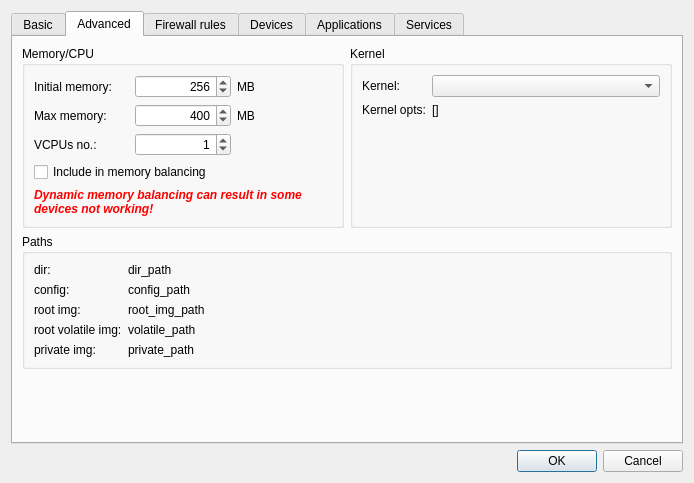
The window that settingsdlg.ui (QubesOS/qubes-manager) describes before a commit, drawn with Qt 5.
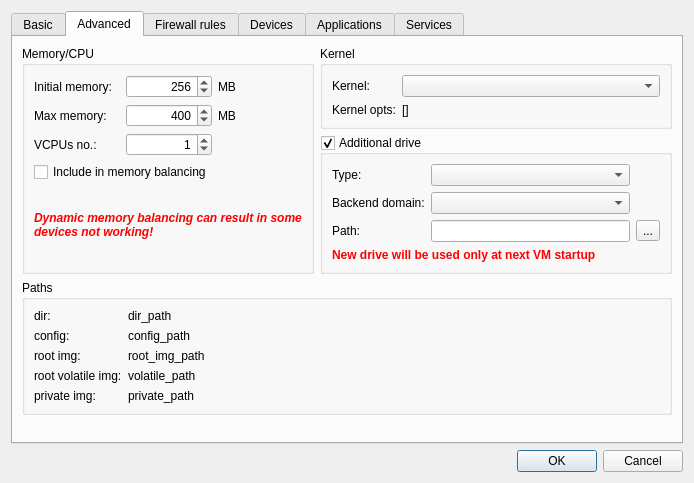
The same window after the commit. The open tabs and pages were chosen to show the change. Icons and pictures are not drawn.

Commit message: settings: add 'drive' setting to advanced tab (#712)

The edit to the form file:
```diff
--- a/settingsdlg.ui
+++ b/settingsdlg.ui
@@ -320,11 +320,161 @@
          <string>Advanced</string>
         </attribute>
         <layout class="QGridLayout" name="gridLayout_9">
-         <item row="0" column="0">
+         <item row="0" column="1" rowspan="2" colspan="2">
+          <layout class="QVBoxLayout" name="verticalLayout_4">
+           <property name="sizeConstraint">
+            <enum>QLayout::SetDefaultConstraint</enum>
+           </property>
+           <property name="bottomMargin">
+            <number>0</number>
+           </property>
+           <item>
+            <widget class="QGroupBox" name="kernel_groupbox">
+             <property name="enabled">
+              <bool>true</bool>
+             </property>
+             <property name="sizePolicy">
+              <sizepolicy hsizetype="Minimum" vsizetype="Preferred">
+               <horstretch>0</horstretch>
+               <verstretch>0</verstretch>
+              </sizepolicy>
+             </property>
+             <property name="title">
+              <string>Kernel</string>
+             </property>
+             <layout class="QFormLayout" name="formLayout_9">
+              <property name="fieldGrowthPolicy">
+               <enum>QFormLayout::AllNonFixedFieldsGrow</enum>
+              </property>
+              <item row="0" column="0">
+               <widget class="QLabel" name="label_19">
+                <property name="text">
+                 <string>Kernel:</string>
+                </property>
+                <property name="buddy">
+                 <cstring>kernel</cstring>
+                </property>
+               </widget>
+              </item>
+              <item row="0" column="1">
+               <widget class="QComboBox" name="kernel"/>
+              </item>
+              <item row="1" column="0">
+               <widget class="QLabel" name="label_20">
+                <property name="text">
+                 <string>Kernel opts:</string>
+                </property>
+               </widget>
+              </item>
+              <item row="1" column="1">
+               <widget class="QLabel" name="kernel_opts">
+                <property name="font">
+                 <font>
+                  <weight>50</weight>
+                  <bold>false</bold>
+                 </font>
+                </property>
+                <property name="text">
+                 <string>[]</string>
+                </property>
+               </widget>
+              </item>
+             </layout>
+            </widget>
+           </item>
+           <item>
+            <widget class="QGroupBox" name="drive_groupbox">
+             <property name="sizePolicy">
+              <sizepolicy hsizetype="Preferred" vsizetype="Preferred">
+               <horstretch>0</horstretch>
+               <verstretch>0</verstretch>
+              </sizepolicy>
+             </property>
+             <property name="title">
+              <string>Additional drive</string>
+             </property>
+             <property name="checkable">
+              <bool>true</bool>
+             </property>
+             <property name="checked">
+              <bool>true</bool>
+             </property>
+             <layout class="QGridLayout" name="gridLayout_18">
+              <item row="5" column="1">
+               <widget class="QLineEdit" name="drive_path"/>
+              </item>
+              <item row="4" column="1">
+               <widget class="QComboBox" name="drive_domain"/>
+              </item>
+              <item row="5" column="0">
+               <widget class="QLabel" name="label_52">
+                <property name="text">
+                 <string>Path:</string>
+                </property>
+               </widget>
+              </item>
+              <item row="3" column="1">
+               <widget class="QComboBox" name="drive_type"/>
+              </item>
+              <item row="4" column="0">
+               <widget class="QLabel" name="label_53">
+                <property name="text">
+                 <string>Backend domain:</string>
+                </property>
+               </widget>
+              </item>
+              <item row="3" column="0">
+               <widget class="QLabel" name="label_51">
+                <property name="text">
+                 <string>Type:</string>
+                </property>
+               </widget>
+              </item>
+              <item row="5" column="2">
+               <widget class="QToolButton" name="drive_path_button">
+                <property name="text">
+                 <string>...</string>
+                </property>
+               </widget>
+              </item>
+              <item row="6" column="0" colspan="3">
+               <widget class="QLabel" name="drive_running_warning">
+                <property name="enabled">
+                 <bool>true</bool>
+                </property>
+                <property name="font">
+                 <font>
+                  <weight>75</weight>
+                  <bold>true</bold>
+                 </font>
+                </property>
+                <property name="styleSheet">
+                 <string notr="true">color: rgb(255, 0, 0);</string>
+                </property>
+                <property name="text">
+                 <string>New drive will be used only at next VM startup</string>
+                </property>
+                <property name="textFormat">
+                 <enum>Qt::AutoText</enum>
+                </property>
+               </widget>
+              </item>
+             </layout>
+            </widget>
+           </item>
+          </layout>
+         </item>
+         <item row="0" column="0" rowspan="2">
           <widget class="QGroupBox" name="groupBox_2">
            <property name="enabled">
             <bool>true</bool>
            </property>
+           <property name="sizePolicy">
+            <sizepolicy hsizetype="Minimum" vsizetype="Preferred">
+             <horstretch>0</horstretch>
+             <verstretch>0</verstretch>
+            </sizepolicy>
+           </property>
            <property name="title">
             <string>Memory/CPU</string>
            </property>
@@ -469,49 +619,7 @@
            </layout>
           </widget>
          </item>
-         <item row="0" column="1">
-          <widget class="QGroupBox" name="kernel_groupbox">
-           <property name="enabled">
-            <bool>true</bool>
-           </property>
-           <property name="title">
-            <string>Kernel</string>
-           </property>
-           <layout class="QFormLayout" name="formLayout_2">
-            <item row="0" column="0">
-             <widget class="QLabel" name="label_19">
-              <property name="text">
-               <string>Kernel:</string>
-              </property>
-             </widget>
-            </item>
-            <item row="0" column="1">
-             <widget class="QComboBox" name="kernel"/>
-            </item>
-            <item row="1" column="0">
-             <widget class="QLabel" name="label_20">
-              <property name="text">
-               <string>Kernel opts:</string>
-              </property>
-             </widget>
-            </item>
-            <item row="1" column="1">
-             <widget class="QLabel" name="kernel_opts">
-              <property name="font">
-               <font>
-                <weight>50</weight>
-                <bold>false</bold>
-               </font>
-              </property>
-              <property name="text">
-               <string>[]</string>
-              </property>
-             </widget>
-            </item>
-           </layout>
-          </widget>
-         </item>
-         <item row="1" column="0" colspan="2">
+         <item row="3" column="0" colspan="3">
           <widget class="QGroupBox" name="groupBox_11">
            <property name="enabled">
             <bool>true</bool>
@@ -520,6 +628,9 @@
             <string>Paths</string>
            </property>
            <layout class="QFormLayout" name="formLayout">
+            <property name="fieldGrowthPolicy">
+             <enum>QFormLayout::AllNonFixedFieldsGrow</enum>
+            </property>
             <item row="0" column="0">
              <widget class="QLabel" name="label_21">
               <property name="text">
@@ -605,7 +716,7 @@
            </layout>
           </widget>
          </item>
-         <item row="2" column="1">
+         <item row="4" column="0">
           <spacer name="verticalSpacer_2">
            <property name="orientation">
             <enum>Qt::Vertical</enum>
@@ -613,7 +724,7 @@
            <property name="sizeHint" stdset="0">
             <size>
              <width>20</width>
-             <height>88</height>
+             <height>40</height>
             </size>
            </property>
           </spacer>
```
The commit also changes 1 other file.
